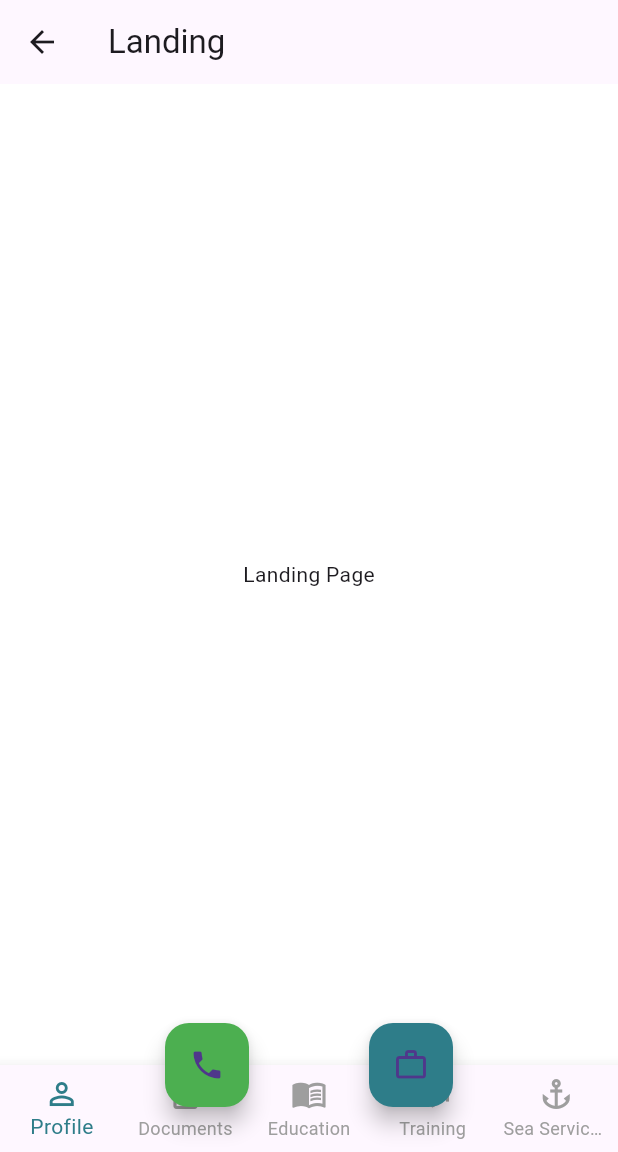
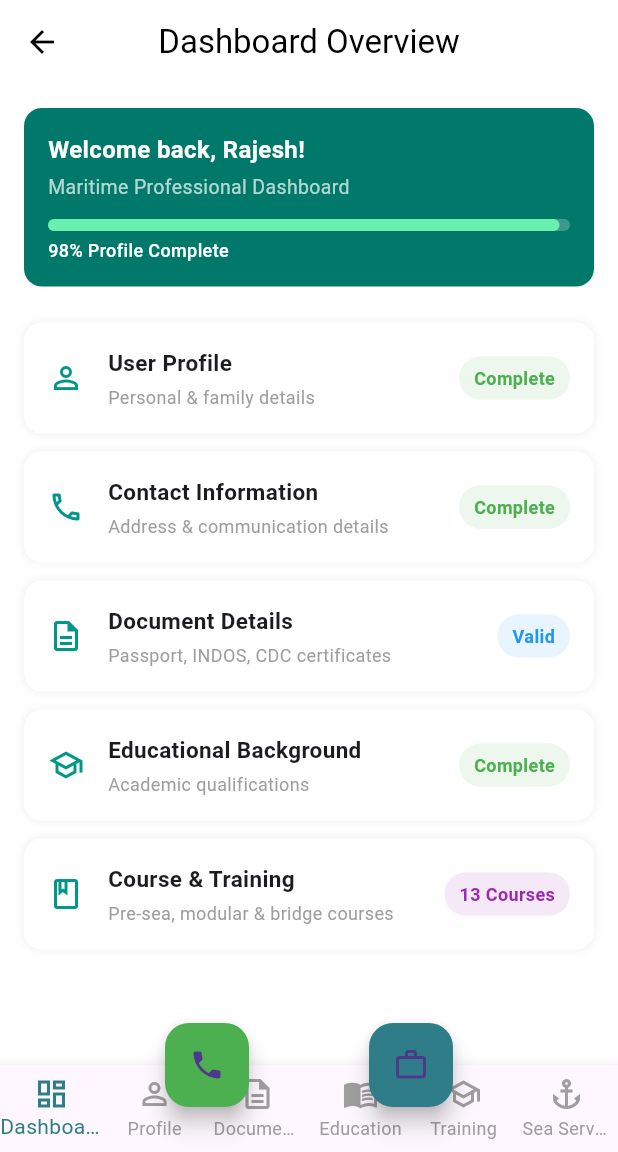
Before and after one commit to Shubham2346/Thalassic-App, a Flutter app: the DashboardPage screen opened by its route, on a phone screen of 412 x 824 dp, the part 84-1236 px from its top. Run offline on Flutter 3.47's test engine with Material 3 defaults, Android fonts, the phone set to English and light mode, and no system bars.

Commit message:
some changes in bar

```diff
--- a/lib/features/blog/blog_page.dart
+++ b/lib/features/blog/blog_page.dart
@@ -1,7 +1,46 @@
 import 'package:flutter/material.dart';
 
+// Dummy data for featured articles
+final List<Map<String, String>> featured = [
+  {
+    "image": "assets/port-image.jpg",
+    "title": "Future of Maritime Technology",
+    "date": "Aug 2025",
+    "author": "Captain Smith",
+    "summary": "Exploring the latest trends in maritime innovation and technology."
+  },
+  {
+    "image": "assets/port-image.jpg",
+    "title": "Career Growth at Sea",
+    "date": "Jul 2025",
+    "author": "Chief Officer Jane",
+    "summary": "Tips and advice for advancing your maritime career."
+  },
+];
+
+// Dummy data for articles
+final List<Map<String, String>> articles = [
+  {
+    "image": "assets/port-image.jpg",
+    "title": "Green Shipping Initiatives",
+    "date": "Aug 2025",
+    "summary": "How the industry is moving towards sustainability."
+  },
+  {
+    "image": "assets/port-image.jpg",
+    "title": "Seafarer Wellness",
+    "date": "Jul 2025",
+    "summary": "Best practices for health and wellness at sea."
+  },
+];
+
+final TextEditingController searchController = TextEditingController();
+
 class BlogPage extends StatelessWidget {
+  const BlogPage({super.key});
+
   @override
+
   Widget build(BuildContext context) {
     return Scaffold(
       appBar: AppBar(title: const Text("Blog Page")),
--- /dev/null
+++ b/lib/features/dashboard/dashboard_overview_page.dart
@@ -0,0 +1,197 @@
+import 'package:flutter/material.dart';
+
+class DashboardOverviewPage extends StatelessWidget {
+  const DashboardOverviewPage({super.key});
+
+  @override
+  Widget build(BuildContext context) {
+    final userName = "Rajesh"; // replace with actual user data
+    final profileCompletion = 0.98;
+
+    return Scaffold(
+      appBar: AppBar(
+        title: const Text("Dashboard Overview"),
+        centerTitle: true,
+        backgroundColor: Colors.white,
+        foregroundColor: Colors.black,
+        elevation: 0,
+      ),
+      body: Padding(
+        padding: const EdgeInsets.all(16),
+        child: Column(
+          crossAxisAlignment: CrossAxisAlignment.start,
+          children: [
+            /// Welcome card
+            Container(
+              width: double.infinity,
+              padding: const EdgeInsets.all(16),
+              decoration: BoxDecoration(
+                color: Colors.teal.shade700,
+                borderRadius: BorderRadius.circular(12),
+              ),
+              child: Column(
+                crossAxisAlignment: CrossAxisAlignment.start,
+                children: [
+                  Text(
+                    "Welcome back, $userName!",
+                    style: const TextStyle(
+                      color: Colors.white,
+                      fontWeight: FontWeight.bold,
+                      fontSize: 16,
+                    ),
+                  ),
+                  const SizedBox(height: 4),
+                  const Text(
+                    "Maritime Professional Dashboard",
+                    style: TextStyle(color: Colors.white70, fontSize: 13),
+                  ),
+                  const SizedBox(height: 12),
+                  LinearProgressIndicator(
+                    value: profileCompletion,
+                    minHeight: 8,
+                    borderRadius: BorderRadius.circular(8),
+                    backgroundColor: Colors.white24,
+                    color: Colors.greenAccent,
+                  ),
+                  const SizedBox(height: 4),
+                  Text(
+                    "${(profileCompletion * 100).round()}% Profile Complete",
+                    style: const TextStyle(
+                      color: Colors.white,
+                      fontSize: 12,
+                      fontWeight: FontWeight.w500,
+                    ),
+                  ),
+                ],
+              ),
+            ),
+            const SizedBox(height: 24),
+
+            /// Section cards
+            Expanded(
+              child: ListView(
+                children: [
+                  _dashboardTile(
+                    context,
+                    icon: Icons.person_outline,
+                    title: "User Profile",
+                    subtitle: "Personal & family details",
+                    status: "Complete",
+                    statusColor: Colors.green,
+                    onTap: () {
+                      Navigator.pushNamed(context, '/profile');
+                    },
+                  ),
+                  _dashboardTile(
+                    context,
+                    icon: Icons.phone_outlined,
+                    title: "Contact Information",
+                    subtitle: "Address & communication details",
+                    status: "Complete",
+                    statusColor: Colors.green,
+                    onTap: () {},
+                  ),
+                  _dashboardTile(
+                    context,
+                    icon: Icons.description_outlined,
+                    title: "Document Details",
+                    subtitle: "Passport, INDOS, CDC certificates",
+                    status: "Valid",
+                    statusColor: Colors.blue,
+                    onTap: () => Navigator.pushNamed(context, '/documents'),
+                  ),
+                  _dashboardTile(
+                    context,
+                    icon: Icons.school_outlined,
+                    title: "Educational Background",
+                    subtitle: "Academic qualifications",
+                    status: "Complete",
+                    statusColor: Colors.green,
+                    onTap: () => Navigator.pushNamed(context, '/education'),
+                  ),
+                  _dashboardTile(
+                    context,
+                    icon: Icons.book_outlined,
+                    title: "Course & Training",
+                    subtitle: "Pre-sea, modular & bridge courses",
+                    status: "13 Courses",
+                    statusColor: Colors.purple,
+                    onTap: () => Navigator.pushNamed(context, '/training'),
+                  ),
+                ],
+              ),
+            ),
+          ],
+        ),
+      ),
+    );
+  }
+
+  Widget _dashboardTile(
+    BuildContext context, {
+    required IconData icon,
+    required String title,
+    required String subtitle,
+    required String status,
+    required Color statusColor,
+    required VoidCallback onTap,
+  }) {
+    return GestureDetector(
+      onTap: onTap,
+      child: Container(
+        margin: const EdgeInsets.only(bottom: 12),
+        padding: const EdgeInsets.all(16),
+        decoration: BoxDecoration(
+          color: Colors.white,
+          borderRadius: BorderRadius.circular(12),
+          boxShadow: [
+            BoxShadow(
+              color: Colors.black.withOpacity(0.05),
+              blurRadius: 4,
+              spreadRadius: 1,
+            ),
+          ],
+        ),
+        child: Row(
+          children: [
+            Icon(icon, color: Colors.teal),
+            const SizedBox(width: 16),
+            Expanded(
+              child: Column(
+                crossAxisAlignment: CrossAxisAlignment.start,
+                children: [
+                  Text(title,
+                      style: const TextStyle(
+                        fontWeight: FontWeight.w600,
+                        fontSize: 15,
+                      )),
+                  const SizedBox(height: 4),
+                  Text(
+                    subtitle,
+                    style: const TextStyle(fontSize: 12, color: Colors.grey),
+                  ),
+                ],
+              ),
+            ),
+            Container(
+              padding:
+                  const EdgeInsets.symmetric(horizontal: 10, vertical: 6),
+              decoration: BoxDecoration(
+                color: statusColor.withOpacity(0.1),
+                borderRadius: BorderRadius.circular(20),
+              ),
+              child: Text(
+                status,
+                style: TextStyle(
+                  color: statusColor,
+                  fontWeight: FontWeight.w600,
+                  fontSize: 12,
+                ),
+              ),
+            )
+          ],
+        ),
+      ),
+    );
+  }
+}
--- a/lib/features/dashboard/dashboard_page.dart
+++ b/lib/features/dashboard/dashboard_page.dart
@@ -1,6 +1,7 @@
 import 'package:flutter/material.dart';
 
 // Import your feature pages
+import '../dashboard/dashboard_overview_page.dart';
 import '../profile/profile_page.dart';
 import '../documents/documents_page.dart';
 import '../education/education_page.dart';
@@ -17,15 +18,17 @@ class DashboardPage extends StatefulWidget {
 class _DashboardPageState extends State<DashboardPage> {
   int _currentIndex = 0;
 
-  final List<Widget> _pages =  [
-    ProfilePage(),
-    DocumentsPage(),
-    EducationPage(),
-    TrainingPage(),
-    SeaServicePage(),
+  final List<Widget> _pages = [
+    const DashboardOverviewPage(), // NEW first tab
+    const ProfilePage(),
+    const DocumentsPage(),
+    const EducationPage(),
+    const TrainingPage(),
+    const SeaServicePage(),
   ];
 
   final List<IconData> _navIcons = [
+    Icons.dashboard_outlined,   // Dashboard
     Icons.person_outline,       // Profile
     Icons.description_outlined, // Documents
     Icons.menu_book_outlined,   // Education
@@ -34,6 +37,7 @@ class _DashboardPageState extends State<DashboardPage> {
   ];
 
   final List<String> _navLabels = [
+    "Dashboard",
     "Profile",
     "Documents",
     "Education",
@@ -57,9 +61,14 @@ class _DashboardPageState extends State<DashboardPage> {
               ),
             ),
             ListTile(
-              leading: const Icon(Icons.home_outlined),
+              leading: const Icon(Icons.dashboard_outlined),
               title: const Text("Home"),
-              onTap: () => Navigator.pushReplacementNamed(context, '/home'),
+              onTap: () {
+                Navigator.pop(context); // close drawer
+                setState(() {
+                  _currentIndex = 0;
+                });
+              },
             ),
             ListTile(
               leading: const Icon(Icons.menu_book_outlined),
@@ -91,7 +100,6 @@ class _DashboardPageState extends State<DashboardPage> {
               leading: const Icon(Icons.logout, color: Colors.red),
               title: const Text("Logout"),
               onTap: () {
-                // TODO: logout logic
                 Navigator.pushReplacementNamed(context, '/login');
               },
             ),
@@ -125,21 +133,21 @@ class _DashboardPageState extends State<DashboardPage> {
         ],
       ),
 
-      /// Body swaps with nav index
+      /// Body swaps based on nav index
       body: _pages[_currentIndex],
 
-      /// Floating call & quick action buttons (visible only on home/dashboard)
+      /// Floating buttons (only visible on Dashboard tab)
       floatingActionButtonLocation: FloatingActionButtonLocation.centerDocked,
       floatingActionButton: _currentIndex == 0
           ? Row(
               mainAxisAlignment: MainAxisAlignment.spaceBetween,
               children: [
-                const SizedBox(width: 30), // spacing
+                const SizedBox(width: 30),
                 FloatingActionButton(
                   heroTag: "call",
                   backgroundColor: Colors.green,
                   onPressed: () {
-                    // TODO: call
+                    // TODO: call action
                   },
                   child: const Icon(Icons.phone),
                 ),
@@ -151,7 +159,7 @@ class _DashboardPageState extends State<DashboardPage> {
                   },
                   child: const Icon(Icons.work_outline),
                 ),
-                const SizedBox(width: 30), // spacing
+                const SizedBox(width: 30),
               ],
             )
           : null,
--- a/lib/features/profile/profile_page.dart
+++ b/lib/features/profile/profile_page.dart
@@ -11,3 +11,5 @@ class ProfilePage extends StatelessWidget {
     );
   }
 }
+
+//baadmai user signup hone pe
--- a/pubspec.yaml
+++ b/pubspec.yaml
@@ -63,7 +63,7 @@ flutter:
     - assets/logo.png
     - assets/google.png
     - assets/facebook.png
-    - assets/port-image.jpg ~
+    - assets/port-image.jpg
 
   # An image asset can refer to one or more resolution-specific "variants", see
   # https://flutter.dev/to/resolution-aware-images
```
